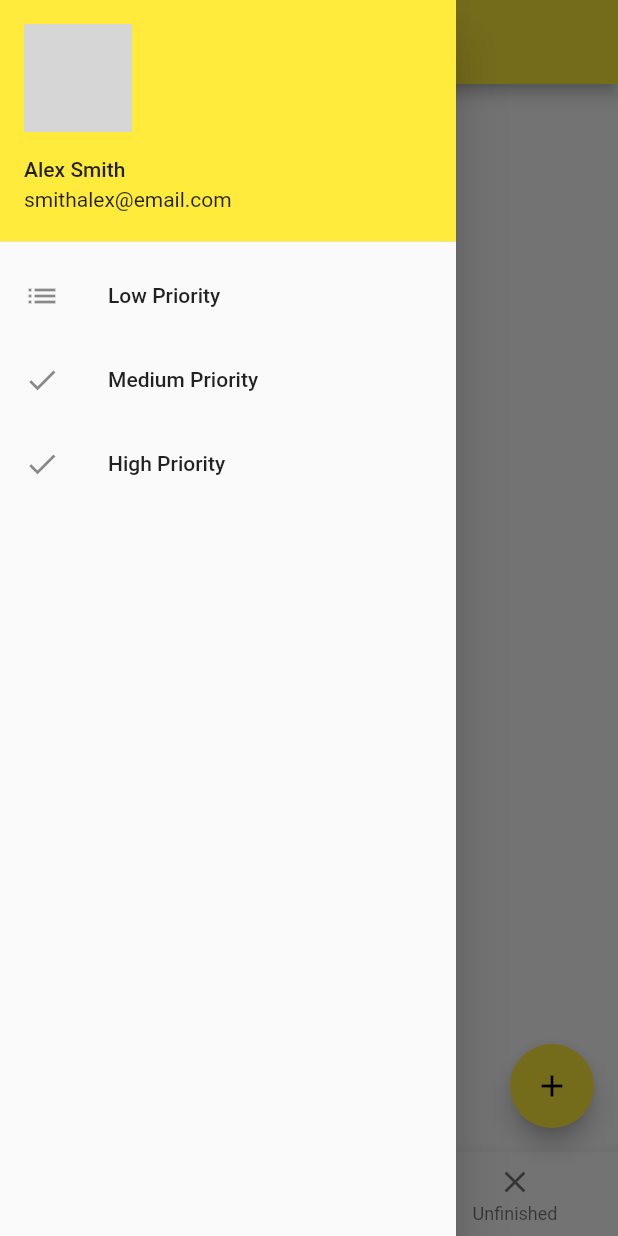
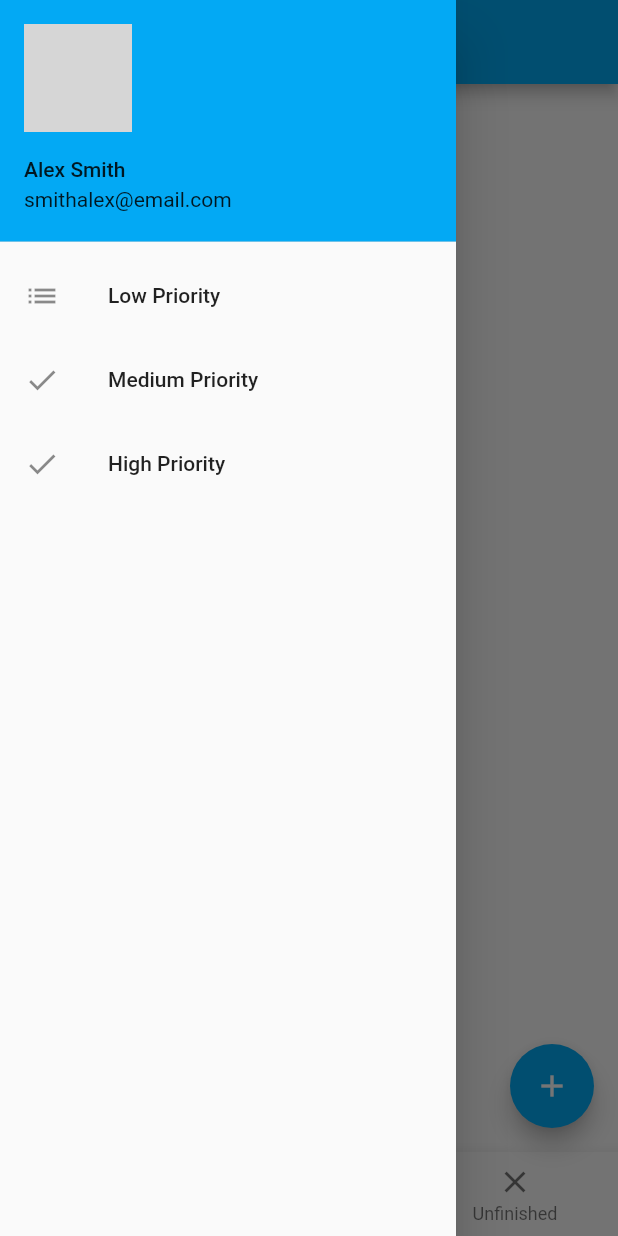
Before and after one commit to gulamanas/TaskManagementApp, a Flutter app: the screen it shows after launch, with the side drawer open, on a phone screen of 412 x 824 dp. Run offline on Flutter 3.47's test engine with Material 2 defaults, Android fonts, the phone set to English and light mode, and no system bars; our stand-ins replace shared_preferences; network calls fail; grey boxes are pictures that could not be loaded.

Commit message:
color and theme changes everywhere

```diff
--- a/lib/data/tasks.dart
+++ b/lib/data/tasks.dart
@@ -4,9 +4,12 @@ class Tasks {
   bool completed;
   int priority;
 
-  // priority tags : 0 -> none, 1 -> low, 2 -> med, 3 -> high
-
-  Tasks({required this.id, required this.title, required this.completed, required this.priority});
+  Tasks({
+    required this.id,
+    required this.title,
+    required this.completed,
+    required this.priority,
+  });
 
   factory Tasks.fromMap(Map<String, dynamic> map) {
     return Tasks(
--- a/lib/main.dart
+++ b/lib/main.dart
@@ -24,7 +24,8 @@ class MyApp extends StatelessWidget {
       debugShowCheckedModeBanner: false,
       title: 'Flutter Demo',
       theme: ThemeData(
-        primarySwatch: Colors.yellow,
+        primarySwatch: Colors.lightBlue,
+        // primarySwatch: MaterialColor(0xFF880E4F, ),
       ),
       home: const HomePage(),
     );
--- a/lib/pages/home_page.dart
+++ b/lib/pages/home_page.dart
@@ -27,7 +27,11 @@ class _HomePageState extends State<HomePage> {
   Widget build(BuildContext context) {
     return Scaffold(
       appBar: AppBar(
-        title: const Text('TO DO'),
+        iconTheme: const IconThemeData(color: Colors.white),
+        title: const Text(
+          'TO DO',
+          style: TextStyle(color: Colors.white),
+        ),
         centerTitle: true,
       ),
       floatingActionButton: addTaskButton(context),
@@ -47,7 +51,10 @@ class _HomePageState extends State<HomePage> {
           },
         );
       },
-      child: const Icon(Icons.add),
+      child: const Icon(
+        Icons.add,
+        color: Colors.white,
+      ),
     );
   }
 
--- a/lib/utils/priority_tag_dialog.dart
+++ b/lib/utils/priority_tag_dialog.dart
@@ -10,6 +10,9 @@ Future<dynamic> showPriorityTagDialog(
       return AlertDialog(
         title: const Text("Update Priority"),
         content: DropdownButtonFormField(
+          decoration: const InputDecoration(
+            labelText: 'Priority',
+          ),
           value: priorityTag,
           items: const [
             DropdownMenuItem(
--- a/lib/utils/todo_tile.dart
+++ b/lib/utils/todo_tile.dart
@@ -28,7 +28,9 @@ class TodoTile extends StatelessWidget {
     return Stack(children: [
       Container(
         decoration: BoxDecoration(
-            color: Colors.yellow, borderRadius: BorderRadius.circular(10)),
+          color: const Color.fromARGB(134, 179, 229, 252),
+          borderRadius: BorderRadius.circular(10),
+        ),
         margin: const EdgeInsets.only(top: 10, left: 10, right: 10),
         padding: const EdgeInsets.symmetric(vertical: 10),
         child: ListTile(
@@ -82,7 +84,7 @@ class TodoTile extends StatelessWidget {
             },
             child: Row(
               children: [
-               const Icon(
+                const Icon(
                   Icons.flag,
                   size: 16,
                 ),
```
Also changed, not shown: lib/utils/create_task_dialog.dart (+7 -2 lines).
